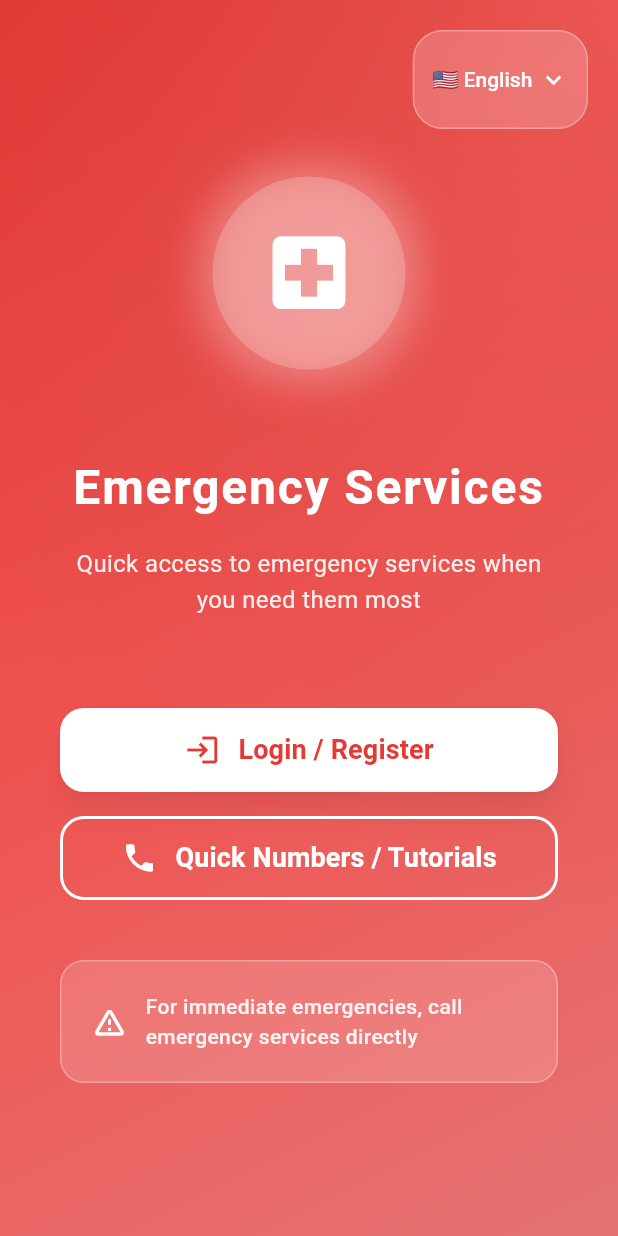
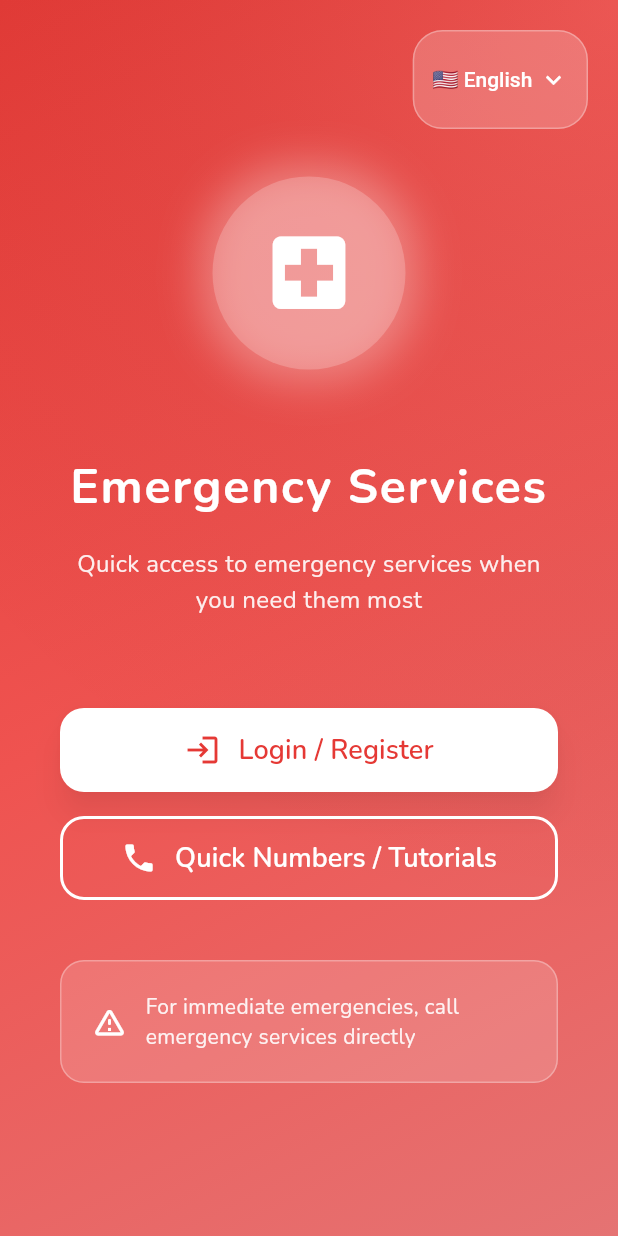
Before and after one commit to kamol1dn/techaward, a Flutter app: the screen it shows after launch, on a phone screen of 412 x 824 dp. Run offline on Flutter 3.47's test engine with Material 3 defaults, Android fonts, the phone set to English and light mode, and no system bars; our stand-ins replace shared_preferences.

Commit message:
changing font to Nunito-font family

```diff
--- a/app/lib/main.dart
+++ b/app/lib/main.dart
@@ -25,6 +25,7 @@ class EmergencyApp extends StatelessWidget {
       // title: LanguageController.get('emergency_title'),
 
       theme: ThemeData(
+        fontFamily: 'Nunito',
         useMaterial3: true,
         primarySwatch: Colors.red,
 
```
Also changed, not shown: app/pubspec.yaml (+34 -12 lines), app/assets/fonts/nunito/Nunito-Black.ttf (added), app/assets/fonts/nunito/Nunito-BlackItalic.ttf (added), app/assets/fonts/nunito/Nunito-Bold.ttf (added), app/assets/fonts/nunito/Nunito-BoldItalic.ttf (added), app/assets/fonts/nunito/Nunito-ExtraBold.ttf (added), app/assets/fonts/nunito/Nunito-ExtraBoldItalic.ttf (added), app/assets/fonts/nunito/Nunito-ExtraLight.ttf (added), app/assets/fonts/nunito/Nunito-ExtraLightItalic.ttf (added), app/assets/fonts/nunito/Nunito-Italic.ttf (added), app/assets/fonts/nunito/Nunito-Light.ttf (added), app/assets/fonts/nunito/Nunito-LightItalic.ttf (added), app/assets/fonts/nunito/Nunito-Medium.ttf (added), app/assets/fonts/nunito/Nunito-MediumItalic.ttf (added), 3 more files, 6 other files.
